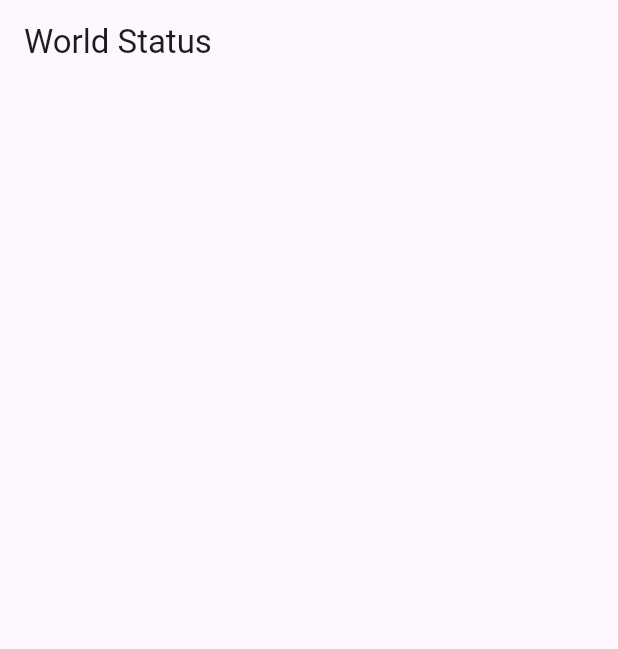
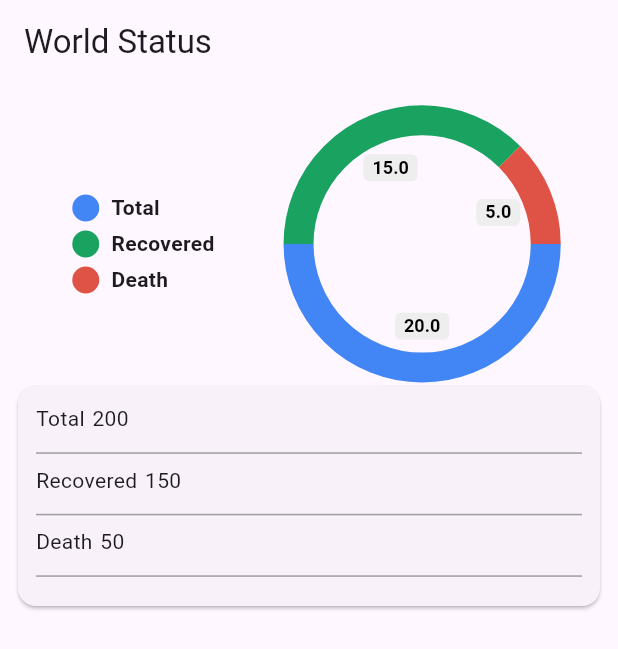
Before and after one commit to RadheAnkit01/Covid19-Tracker, a Flutter app: the screen it shows after launch, on a phone screen of 412 x 824 dp. Shown: the top 649 px of the screen. Run offline on Flutter 3.47's test engine with Material 3 defaults, Android fonts, the phone set to English and light mode, and no system bars; drawn by our look-alikes of pie_chart.

Commit message:
added pi chart

```diff
--- a/lib/main.dart
+++ b/lib/main.dart
@@ -14,6 +14,7 @@ class MyApp extends StatelessWidget {
     return MaterialApp(
       debugShowCheckedModeBanner: false,
       theme: ThemeData(colorScheme: .fromSeed(seedColor: Colors.deepPurple)),
+      darkTheme: ThemeData(brightness: Brightness.dark),
       home: const SplashScreen(),
     );
   }
--- a/lib/screens/splash_screen.dart
+++ b/lib/screens/splash_screen.dart
@@ -30,8 +30,8 @@ class _SplashScreenState extends State<SplashScreen>
 
   @override
   void dispose() {
+    _animationController.dispose();
     super.dispose();
-    _animationController.dispose();
   }
 
   @override
--- a/lib/screens/world_status.dart
+++ b/lib/screens/world_status.dart
@@ -1,4 +1,7 @@
+// import 'dart:async';
+
 import 'package:flutter/material.dart';
+import 'package:pie_chart/pie_chart.dart';
 
 class WorldStatus extends StatefulWidget {
   const WorldStatus({super.key});
@@ -7,12 +10,76 @@ class WorldStatus extends StatefulWidget {
   State<WorldStatus> createState() => _WorldStatusState();
 }
 
-class _WorldStatusState extends State<WorldStatus> {
+class _WorldStatusState extends State<WorldStatus>
+    with TickerProviderStateMixin {
+  late final AnimationController _animationController = AnimationController(
+    vsync: this,
+    duration: Duration(seconds: 4),
+  )..repeat();
+
+  final colorList = <Color>[
+    const Color(0xff4285f4),
+    const Color(0xff1aa260),
+    const Color(0xffde5346),
+  ];
+  @override
+  void dispose() {
+    _animationController.dispose();
+    super.dispose();
+  }
+
   @override
   Widget build(BuildContext context) {
     return Scaffold(
       appBar: AppBar(title: Text('World Status')),
-      body: Column(),
+      body: SafeArea(
+        child: Padding(
+          padding: EdgeInsets.all(8),
+          child: Column(
+            children: [
+              SizedBox(height: MediaQuery.of(context).size.height * .01),
+              PieChart(
+                dataMap: {"Total": 20, "Recovered": 15, "Death": 5},
+                animationDuration: const Duration(seconds: 2),
+                chartType: ChartType.ring,
+                chartRadius: MediaQuery.of(context).size.width * .4,
+                colorList: colorList,
+                legendOptions: LegendOptions(
+                  legendPosition: LegendPosition.left,
+                ),
+              ),
+              Card(
+                child: Padding(
+                  padding: EdgeInsets.all(12),
+                  child: Column(
+                    children: [
+                      ReuseableRow(title: 'Total', value: '200'),
+                      ReuseableRow(title: 'Recovered', value: '150'),
+                      ReuseableRow(title: 'Death', value: '50'),
+                    ],
+                  ),
+                ),
+              ),
+            ],
+          ),
+        ),
+      ),
     );
   }
 }
+
+class ReuseableRow extends StatelessWidget {
+  final String title, value;
+  const ReuseableRow({super.key, required this.title, required this.value});
+
+  @override
+  Widget build(BuildContext context) {
+    return Column(
+      children: [
+        Row(children: [Text(title), SizedBox(width: 5), Text(value)]),
+        SizedBox(height: 5),
+        Divider(color: Colors.grey),
+      ],
+    );
+  }
+}
```
